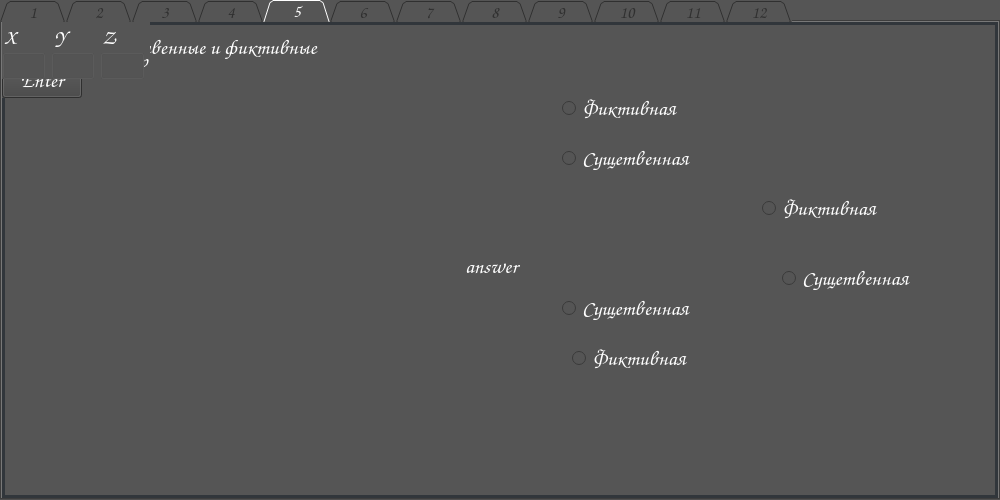
Above: app/design.ui from Kirill-j/AppBF before the change. Below: the same form after it.
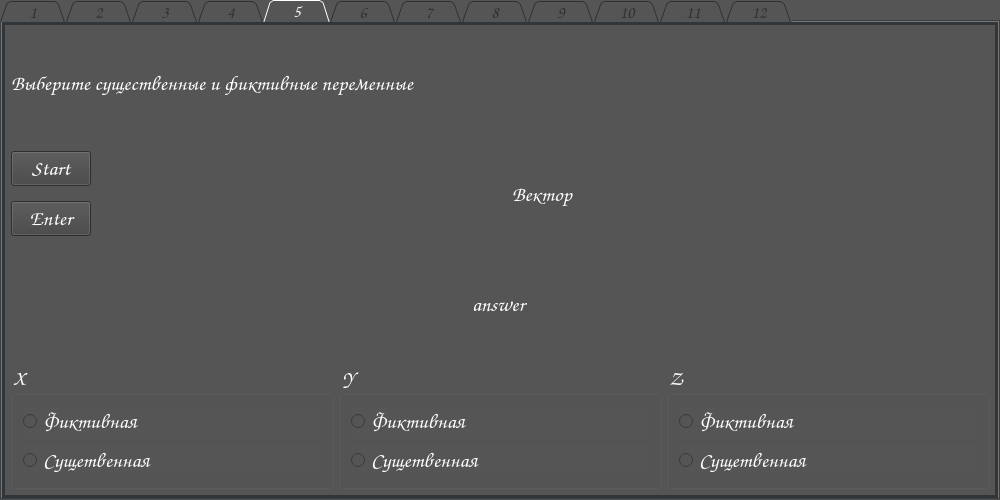
That is the form after the change. The open tabs and pages were chosen to show the change.

Patch:
```diff
--- a/app/design.ui
+++ b/app/design.ui
@@ -410,15 +410,9 @@
    <attribute name="title">
     <string>5</string>
    </attribute>
+   <layout class="QVBoxLayout" name="verticalLayout_15">
+    <item>
    <widget class="QLabel" name="task_5">
-    <property name="geometry">
-     <rect>
-      <x>9</x>
-      <y>9</y>
-      <width>387</width>
-      <height>58</height>
-     </rect>
-    </property>
     <property name="text">
      <string>Выберите существенные и фиктивные переменные</string>
     </property>
@@ -426,107 +420,8 @@
      <bool>true</bool>
     </property>
    </widget>
-   <widget class="QLabel" name="answer_5">
-    <property name="geometry">
-     <rect>
-      <x>463</x>
-      <y>230</y>
-      <width>67</width>
-      <height>29</height>
-     </rect>
-    </property>
-    <property name="text">
-     <string>answer</string>
-    </property>
-    <property name="wordWrap">
-     <bool>true</bool>
-    </property>
-   </widget>
-   <widget class="QRadioButton" name="radio_button_5_z_fict">
-    <property name="geometry">
-     <rect>
-      <x>760</x>
-      <y>170</y>
-      <width>153</width>
-      <height>33</height>
-     </rect>
-    </property>
-    <property name="text">
-     <string>Фиктивная</string>
-    </property>
-   </widget>
-   <widget class="QRadioButton" name="radio_button_5_z_su">
-    <property name="geometry">
-     <rect>
-      <x>780</x>
-      <y>240</y>
-      <width>153</width>
-      <height>33</height>
-     </rect>
-    </property>
-    <property name="text">
-     <string>Сущетвенная</string>
-    </property>
-   </widget>
-   <widget class="QRadioButton" name="radio_button_5_y_fict">
-    <property name="geometry">
-     <rect>
-      <x>570</x>
-      <y>320</y>
-      <width>153</width>
-      <height>33</height>
-     </rect>
-    </property>
-    <property name="text">
-     <string>Фиктивная</string>
-    </property>
-   </widget>
-   <widget class="QRadioButton" name="radio_button_5_y_su">
-    <property name="geometry">
-     <rect>
-      <x>560</x>
-      <y>270</y>
-      <width>153</width>
-      <height>33</height>
-     </rect>
-    </property>
-    <property name="text">
-     <string>Сущетвенная</string>
-    </property>
-   </widget>
-   <widget class="QRadioButton" name="radio_button_5_x_fict">
-    <property name="geometry">
-     <rect>
-      <x>560</x>
-      <y>70</y>
-      <width>153</width>
-      <height>33</height>
-     </rect>
-    </property>
-    <property name="text">
-     <string>Фиктивная</string>
-    </property>
-    <attribute name="buttonGroup">
-     <string notr="true">buttonGroup</string>
-    </attribute>
-   </widget>
-   <widget class="QRadioButton" name="radio_button_5_x_su">
-    <property name="geometry">
-     <rect>
-      <x>560</x>
-      <y>120</y>
-      <width>153</width>
-      <height>33</height>
-     </rect>
-    </property>
-    <property name="text">
-     <string>Сущетвенная</string>
-    </property>
-    <attribute name="buttonGroup">
-     <string notr="true">buttonGroup</string>
-    </attribute>
-   </widget>
-   <widget class="QWidget" name="">
+    </item>
+    <item>
     <layout class="QHBoxLayout" name="horizontalLayout_9" stretch="0,1">
      <item>
       <layout class="QVBoxLayout" name="verticalLayout_14">
@@ -554,15 +449,40 @@
       </widget>
      </item>
     </layout>
-   </widget>
-   <widget class="QWidget" name="">
+    </item>
+    <item alignment="Qt::AlignmentFlag::AlignHCenter">
+     <widget class="QLabel" name="answer_5">
+      <property name="text">
+       <string>answer</string>
+      </property>
+      <property name="wordWrap">
+       <bool>true</bool>
+      </property>
+     </widget>
+    </item>
+    <item>
     <layout class="QHBoxLayout" name="horizontalLayout_8">
      <item>
       <widget class="QGroupBox" name="group_box_x">
        <property name="title">
         <string>X</string>
        </property>
-       <layout class="QVBoxLayout" name="verticalLayout_11"/>
+        <layout class="QVBoxLayout" name="verticalLayout_11">
+         <item>
+          <widget class="QRadioButton" name="radio_button_5_x_fict">
+           <property name="text">
+            <string>Фиктивная</string>
+           </property>
+          </widget>
+         </item>
+         <item>
+          <widget class="QRadioButton" name="radio_button_5_x_su">
+           <property name="text">
+            <string>Сущетвенная</string>
+           </property>
+          </widget>
+         </item>
+        </layout>
       </widget>
      </item>
      <item>
@@ -570,7 +490,22 @@
        <property name="title">
         <string>Y</string>
        </property>
-       <layout class="QVBoxLayout" name="verticalLayout_12"/>
+        <layout class="QVBoxLayout" name="verticalLayout_12">
+         <item>
+          <widget class="QRadioButton" name="radio_button_5_y_fict_2">
+           <property name="text">
+            <string>Фиктивная</string>
+           </property>
+          </widget>
+         </item>
+         <item>
+          <widget class="QRadioButton" name="radio_button_5_y_su_2">
+           <property name="text">
+            <string>Сущетвенная</string>
+           </property>
+          </widget>
+         </item>
+        </layout>
       </widget>
      </item>
      <item>
@@ -578,11 +513,27 @@
        <property name="title">
         <string>Z</string>
        </property>
-       <layout class="QVBoxLayout" name="verticalLayout_13"/>
-      </widget>
-     </item>
-    </layout>
-   </widget>
+        <layout class="QVBoxLayout" name="verticalLayout_13">
+         <item>
+          <widget class="QRadioButton" name="radio_button_5_y_fict_3">
+           <property name="text">
+            <string>Фиктивная</string>
+           </property>
+          </widget>
+         </item>
+         <item>
+          <widget class="QRadioButton" name="radio_button_5_y_su_3">
+           <property name="text">
+            <string>Сущетвенная</string>
+           </property>
+          </widget>
+         </item>
+        </layout>
+       </widget>
+      </item>
+     </layout>
+    </item>
+   </layout>
   </widget>
   <widget class="QWidget" name="tab_6">
    <attribute name="title">
```
Left out of the diff: 5 changed lines with no effect on the pictures. Lines whose indentation alone changed are shown as unchanged.
